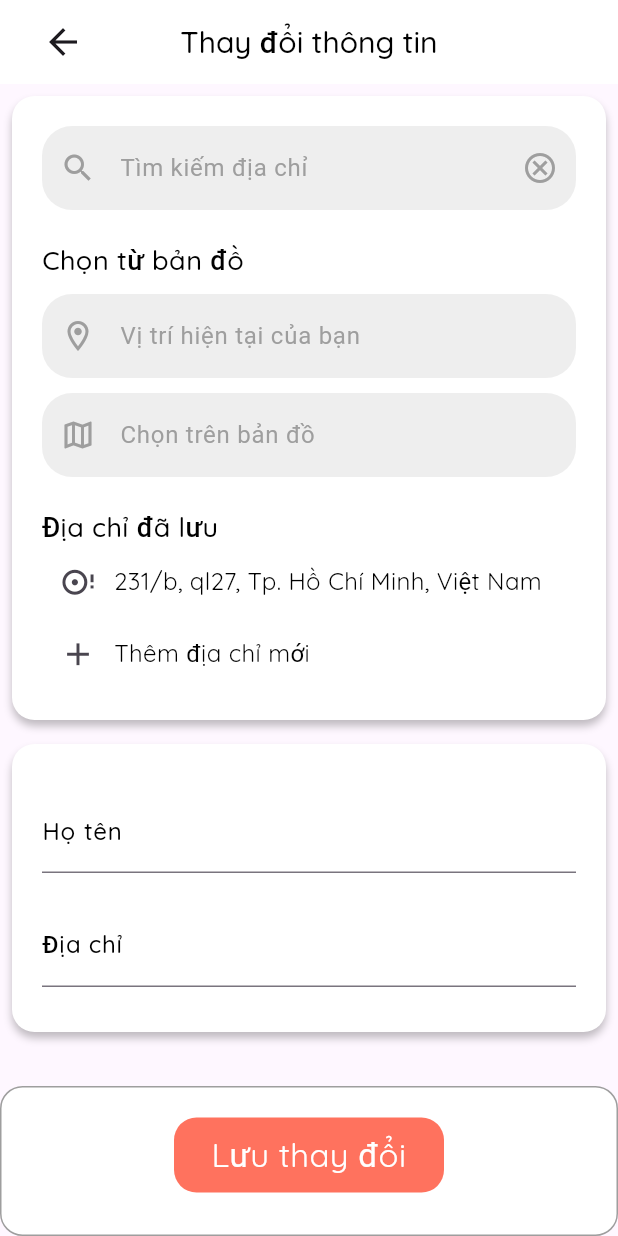
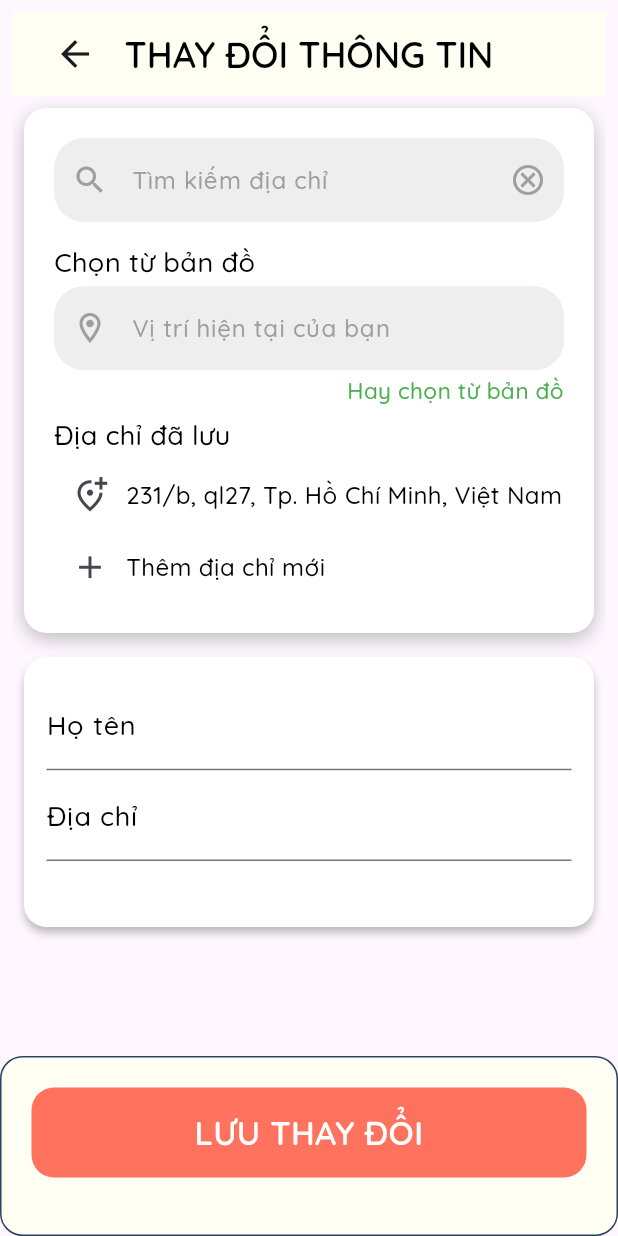
Before and after one commit to nhanvox/CoffeeShop, a Flutter app: the ChangeInfo screen opened directly, on a phone screen of 412 x 824 dp. Run offline on Flutter 3.47's test engine with Material 3 defaults, Android fonts, the phone set to English and light mode, and no system bars; our stand-ins replace animated_splash_screen, animated_text_kit, carousel_slider, google_fonts, image_picker, jwt_decoder and 3 more; accounts and stored records are empty.

Commit message:
update UI login, signup, home, changepassword, payment

```diff
--- a/coffeeshop/lib/page/home/homepage.dart
+++ b/coffeeshop/lib/page/home/homepage.dart
@@ -242,7 +242,7 @@ class _HomePageState extends State<HomePage> {
                     const EdgeInsets.symmetric(horizontal: 20, vertical: 20),
                 clipBehavior: Clip.antiAlias,
                 decoration: ShapeDecoration(
-                  color: const Color(0xFFFF725E),
+                  color: const Color(0xFF2A4261),
                   shape: RoundedRectangleBorder(
                     borderRadius: BorderRadius.circular(10),
                   ),
--- a/coffeeshop/lib/page/payment/view/change_info.dart
+++ b/coffeeshop/lib/page/payment/view/change_info.dart
@@ -1,4 +1,6 @@
+import 'package:coffeeshop/page/login/view/components/quicksand.dart';
 import 'package:flutter/material.dart';
+import 'package:google_fonts/google_fonts.dart';
 
 class ChangeInfo extends StatefulWidget {
   const ChangeInfo({super.key});
@@ -12,10 +14,14 @@ class _ChangeInfoState extends State<ChangeInfo> {
   @override
   Widget build(BuildContext context) {
     return Scaffold(
-      body: CustomScrollView(
+      body: Padding(
+        padding: const EdgeInsets.all(8.0),
+        child: CustomScrollView(
+          // shape: RoundedRectangleBorder(
+          //     borderRadius: BorderRadius.circular(15),
           slivers: [
             SliverAppBar(
-            backgroundColor: Colors.white,
+              backgroundColor: const Color(0xffFFFEF2),
               leading: Padding(
                 padding: const EdgeInsets.only(left: 20),
                 child: IconButton(
@@ -25,14 +31,11 @@ class _ChangeInfoState extends State<ChangeInfo> {
                 ),
               ),
               centerTitle: true,
-            title: const Text(
-              'Thay đổi thông tin',
-              style: TextStyle(
+              title: const TextQuicksand(
+                'THAY ĐỔI THÔNG TIN',
                 color: Colors.black,
-                fontSize: 20,
-                fontFamily: 'Quicksand',
-                fontWeight: FontWeight.w500,
-              ),
+                fontSize: 24,
+                fontWeight: FontWeight.w600,
               ),
               floating: true,
               pinned: true,
@@ -42,8 +45,141 @@ class _ChangeInfoState extends State<ChangeInfo> {
                 padding: const EdgeInsets.all(8.0),
                 child: Column(
                   crossAxisAlignment: CrossAxisAlignment.start,
+                  mainAxisAlignment: MainAxisAlignment.spaceBetween,
                   children: [
                     Container(
+                      height: 350,
+                      decoration: ShapeDecoration(
+                        color: Colors.white,
+                        shape: RoundedRectangleBorder(
+                          borderRadius: BorderRadius.circular(15),
+                        ),
+                        shadows: const [
+                          BoxShadow(
+                            color: Color(0x3F000000),
+                            blurRadius: 10,
+                            offset: Offset(0, 4),
+                            spreadRadius: 0,
+                          )
+                        ],
+                      ),
+                      padding: const EdgeInsets.all(20),
+                      child: Column(
+                        mainAxisAlignment: MainAxisAlignment.spaceBetween,
+                        crossAxisAlignment: CrossAxisAlignment.start,
+                        children: [
+                          TextFormField(
+                            decoration: InputDecoration(
+                              filled: true,
+                              fillColor: Colors.grey.shade200,
+                              hintText: 'Tìm kiếm địa chỉ',
+                              hintStyle: GoogleFonts.getFont('Quicksand',
+                                  color: Colors.grey,
+                                  fontSize: 16,
+                                  fontWeight: FontWeight.w500),
+                              border: OutlineInputBorder(
+                                borderRadius: BorderRadius.circular(20),
+                                borderSide: BorderSide.none,
+                              ),
+                              prefixIcon:
+                                  const Icon(Icons.search, color: Colors.grey),
+                              suffixIcon: const Icon(Icons.cancel_outlined,
+                                  color: Colors.grey),
+                            ),
+                          ),
+                          const SizedBox(height: 10),
+                          const TextQuicksand(
+                            'Chọn từ bản đồ',
+                            textAlign: TextAlign.start,
+                            color: Colors.black,
+                            fontSize: 18,
+                            fontWeight: FontWeight.w500,
+                          ),
+                          TextFormField(
+                            decoration: InputDecoration(
+                              filled: true,
+                              fillColor: Colors.grey.shade200,
+                              hintText: 'Vị trí hiện tại của bạn',
+                              hintStyle: GoogleFonts.getFont('Quicksand',
+                                  color: Colors.grey,
+                                  fontSize: 16,
+                                  fontWeight: FontWeight.w500),
+                              border: OutlineInputBorder(
+                                borderRadius: BorderRadius.circular(20),
+                                borderSide: BorderSide.none,
+                              ),
+                              prefixIcon: const Icon(Icons.location_on_outlined,
+                                  color: Colors.grey),
+                            ),
+                          ),
+                          const Align(
+                            alignment: Alignment.centerRight,
+                            child: TextQuicksand(
+                              'Hay chọn từ bản đồ',
+                              textAlign: TextAlign.start,
+                              color: Colors.green,
+                              fontSize: 15,
+                              fontWeight: FontWeight.w500,
+                            ),
+                          ),
+                          const TextQuicksand(
+                            'Địa chỉ đã lưu',
+                            textAlign: TextAlign.start,
+                            color: Colors.black,
+                            fontSize: 18,
+                            fontWeight: FontWeight.w500,
+                          ),
+                          Row(
+                            children: [
+                              IconButton(
+                                padding: EdgeInsets.zero,
+                                icon:
+                                    const Icon(Icons.add_location_alt_outlined),
+                                iconSize: 25,
+                                onPressed: () {},
+                              ),
+                              const TextQuicksand(
+                                '231/b, ql27, Tp. Hồ Chí Minh, Việt Nam',
+                                textAlign: TextAlign.left,
+                                color: Colors.black,
+                                fontSize: 16,
+                                fontWeight: FontWeight.w500,
+                              ),
+                            ],
+                          ),
+                          Row(
+                            children: [
+                              IconButton(
+                                padding: EdgeInsets.zero,
+                                icon: const Icon(Icons.add),
+                                iconSize: 25,
+                                onPressed: () {},
+                              ),
+                              const TextQuicksand(
+                                'Thêm địa chỉ mới',
+                                textAlign: TextAlign.left,
+                                color: Colors.black,
+                                fontSize: 16,
+                                fontWeight: FontWeight.w500,
+                              ),
+                            ],
+                          ),
+                        ],
+                      ),
+                    ),
+                  ],
+                ),
+              ),
+            ),
+            SliverToBoxAdapter(
+              child: Padding(
+                padding: const EdgeInsets.all(8.0),
+                child: Column(
+                  mainAxisAlignment: MainAxisAlignment.spaceBetween,
+                  // crossAxisAlignment: CrossAxisAlignment.start,
+                  children: [
+                    Container(
+                      height: 180,
                       decoration: ShapeDecoration(
                         color: Colors.white,
                         shape: RoundedRectangleBorder(
@@ -58,147 +194,7 @@ class _ChangeInfoState extends State<ChangeInfo> {
                           )
                         ],
                       ),
-                    padding: const EdgeInsets.all(20),
-                    child: Column(
-                      crossAxisAlignment: CrossAxisAlignment.start,
-                      children: [
-                        TextFormField(
-                          decoration: InputDecoration(
-                            filled: true,
-                            fillColor: Colors.grey.shade200,
-                            hintText: 'Tìm kiếm địa chỉ',
-                            hintStyle: const TextStyle(color: Colors.grey),
-                            border: OutlineInputBorder(
-                              borderRadius: BorderRadius.circular(20),
-                              borderSide: BorderSide.none,
-                            ),
-                            prefixIcon:
-                                const Icon(Icons.search, color: Colors.grey),
-                            suffixIcon: const Icon(Icons.cancel_outlined,
-                                color: Colors.grey),
-                          ),
-                        ),
-                        const SizedBox(height: 20),
-                        const Text(
-                          'Chọn từ bản đồ',
-                          textAlign: TextAlign.start,
-                          style: TextStyle(
-                            color: Colors.black,
-                            fontSize: 18,
-                            fontFamily: 'Quicksand',
-                            fontWeight: FontWeight.w500,
-                          ),
-                        ),
-                        const SizedBox(height: 10),
-                        TextFormField(
-                          decoration: InputDecoration(
-                            filled: true,
-                            fillColor: Colors.grey.shade200,
-                            hintText: 'Vị trí hiện tại của bạn',
-                            hintStyle: const TextStyle(color: Colors.grey),
-                            border: OutlineInputBorder(
-                              borderRadius: BorderRadius.circular(20),
-                              borderSide: BorderSide.none,
-                            ),
-                            prefixIcon: const Icon(Icons.location_on_outlined,
-                                color: Colors.grey),
-                          ),
-                        ),
-                        const SizedBox(height: 10),
-                        TextFormField(
-                          decoration: InputDecoration(
-                            filled: true,
-                            fillColor: Colors.grey.shade200,
-                            hintText: 'Chọn trên bản đồ',
-                            hintStyle: const TextStyle(color: Colors.grey),
-                            border: OutlineInputBorder(
-                              borderRadius: BorderRadius.circular(20),
-                              borderSide: BorderSide.none,
-                            ),
-                            prefixIcon: const Icon(Icons.map_outlined,
-                                color: Colors.grey),
-                          ),
-                        ),
-                        const SizedBox(height: 20),
-                        const Text(
-                          'Địa chỉ đã lưu',
-                          textAlign: TextAlign.start,
-                          style: TextStyle(
-                            color: Colors.black,
-                            fontSize: 18,
-                            fontFamily: 'Quicksand',
-                            fontWeight: FontWeight.w500,
-                          ),
-                        ),
-                        Row(
-                          children: [
-                            IconButton(
-                              padding: EdgeInsets.zero,
-                              icon: const Icon(Icons.disc_full_outlined),
-                              iconSize: 25,
-                              onPressed: () {},
-                            ),
-                            const Text(
-                              '231/b, ql27, Tp. Hồ Chí Minh, Việt Nam',
-                              textAlign: TextAlign.left,
-                              style: TextStyle(
-                                color: Colors.black,
-                                fontSize: 16,
-                                fontFamily: 'Quicksand',
-                                fontWeight: FontWeight.w400,
-                              ),
-                            ),
-                          ],
-                        ),
-                        Row(
-                          children: [
-                            IconButton(
-                              padding: EdgeInsets.zero,
-                              icon: const Icon(Icons.add),
-                              iconSize: 25,
-                              onPressed: () {},
-                            ),
-                            const Text(
-                              'Thêm địa chỉ mới',
-                              textAlign: TextAlign.left,
-                              style: TextStyle(
-                                color: Colors.black,
-                                fontSize: 16,
-                                fontFamily: 'Quicksand',
-                                fontWeight: FontWeight.w400,
-                              ),
-                            ),
-                          ],
-                        ),
-                      ],
-                    ),
-                  ),
-                ],
-              ),
-            ),
-          ),
-          SliverToBoxAdapter(
-            child: Padding(
-              padding: const EdgeInsets.all(8.0),
-              child: Column(
-                crossAxisAlignment: CrossAxisAlignment.start,
-                children: [
-                  Container(
-                    decoration: ShapeDecoration(
-                      color: Colors.white,
-                      shape: RoundedRectangleBorder(
-                        borderRadius: BorderRadius.circular(15),
-                      ),
-                      shadows: const [
-                        BoxShadow(
-                          color: Color(0x3F000000),
-                          blurRadius: 4,
-                          offset: Offset(0, 4),
-                          spreadRadius: 0,
-                        )
-                      ],
-                    ),
-                    padding: const EdgeInsets.all(20),
+                      padding: const EdgeInsets.all(15),
                       child: Column(
                         crossAxisAlignment: CrossAxisAlignment.start,
                         children: [
@@ -213,14 +209,16 @@ class _ChangeInfoState extends State<ChangeInfo> {
             ),
           ],
         ),
+      ),
       bottomNavigationBar: Container(
-        height: 100,
+        height: 120,
         decoration: ShapeDecoration(
-          color: Colors.white,
+          // color: const Color(0x0fffffef),
+          color: const Color(0xffFFFEF2),
           shape: RoundedRectangleBorder(
             borderRadius: BorderRadius.circular(15),
             side: const BorderSide(
-              color: Colors.grey, // Border color
+              color: Color(0xff2A4261), // Border color
               width: 1, // Border width
             ),
           ),
@@ -234,8 +232,8 @@ class _ChangeInfoState extends State<ChangeInfo> {
                 _showUpdateSuccessDialog(context);
               },
               child: Container(
-                width: 180,
-                height: 50,
+                width: double.infinity,
+                height: 60,
                 decoration: ShapeDecoration(
                   color: const Color(0xFFFF725E),
                   shape: RoundedRectangleBorder(
@@ -243,15 +241,12 @@ class _ChangeInfoState extends State<ChangeInfo> {
                   ),
                 ),
                 child: const Center(
-                  child: Text(
-                    'Lưu thay đổi',
+                  child: TextQuicksand(
+                    'LƯU THAY ĐỔI',
                     textAlign: TextAlign.center,
-                    style: TextStyle(
                     color: Colors.white,
                     fontSize: 22,
-                      fontFamily: 'Quicksand',
-                      fontWeight: FontWeight.w400,
-                    ),
+                    fontWeight: FontWeight.w600,
                   ),
                 ),
               ),
@@ -265,22 +260,22 @@ class _ChangeInfoState extends State<ChangeInfo> {
   Widget _buildTextField(String label, TextEditingController controller,
       {bool obscureText = false}) {
     return Padding(
-      padding: const EdgeInsets.symmetric(vertical: 10),
+      padding: const EdgeInsets.symmetric(vertical: 0),
       child: TextField(
         controller: controller,
         obscureText: obscureText,
-        style: const TextStyle(
+        style: GoogleFonts.getFont(
+          'Quicksand',
           color: Colors.black,
-          fontSize: 16,
-          fontFamily: 'Quicksand',
+          fontSize: 18,
           fontWeight: FontWeight.w500,
         ),
         decoration: InputDecoration(
           labelText: label,
-          labelStyle: const TextStyle(
+          labelStyle: GoogleFonts.getFont(
+            'Quicksand',
             color: Colors.black,
-            fontSize: 16,
-            fontFamily: 'Quicksand',
+            fontSize: 18,
             fontWeight: FontWeight.w500,
           ),
           border: const UnderlineInputBorder(
@@ -290,6 +285,8 @@ class _ChangeInfoState extends State<ChangeInfo> {
       ),
     );
   }
+
+  //dialog thay đổi thành công
 
   void _showUpdateSuccessDialog(BuildContext context) {
     showDialog(
@@ -301,9 +298,8 @@ class _ChangeInfoState extends State<ChangeInfo> {
             alignment: Alignment.center,
             children: [
               Container(
-                width: 300,
+                width: 500,
                 height: 180,
-                margin: const EdgeInsets.only(top: 38),
                 padding: const EdgeInsets.only(right: 30, left: 30, top: 50),
                 decoration: BoxDecoration(
                   color: Colors.white,
@@ -313,14 +309,11 @@ class _ChangeInfoState extends State<ChangeInfo> {
                   mainAxisSize: MainAxisSize.min,
                   children: [
                     const SizedBox(height: 20),
-                    const Text(
+                    const TextQuicksand(
                       'Thay đổi thành công!',
-                      style: TextStyle(
                       color: Colors.black,
                       fontSize: 18,
-                        fontFamily: 'Quicksand',
                       fontWeight: FontWeight.w600,
-                      ),
                     ),
                     const SizedBox(height: 10),
                     SizedBox(
@@ -336,14 +329,11 @@ class _ChangeInfoState extends State<ChangeInfo> {
                             borderRadius: BorderRadius.circular(13),
                           ),
                         ),
-                        child: const Text(
-                          'Xong',
-                          style: TextStyle(
+                        child: const TextQuicksand(
+                          'XONG',
                           color: Colors.white,
                           fontSize: 18,
-                            fontFamily: 'Quicksand',
-                            fontWeight: FontWeight.w600,
-                          ),
+                          fontWeight: FontWeight.w700,
                         ),
                       ),
                     ),
```
Also changed, not shown: coffeeshop/lib/page/account/changepassword.dart (+14 -21 lines), coffeeshop/lib/page/login/view/loginscreen.dart (+40 -60 lines), coffeeshop/lib/page/login/view/signup.dart (+50 -74 lines), coffeeshop/lib/page/payment/view/card_info.dart (+13 -3 lines), coffeeshop/pubspec.yaml (+14 -1 lines), coffeeshop/assets/fonts/Itim-Regular.ttf (added), coffeeshop/assets/fonts/SVN-Appleberry.ttf (added), coffeeshop/assets/fonts/SVN-Pokys.ttf (added), coffeeshop/assets/fonts/SVN-Whimsy.ttf (added). Lines whose indentation alone changed are shown as unchanged.
